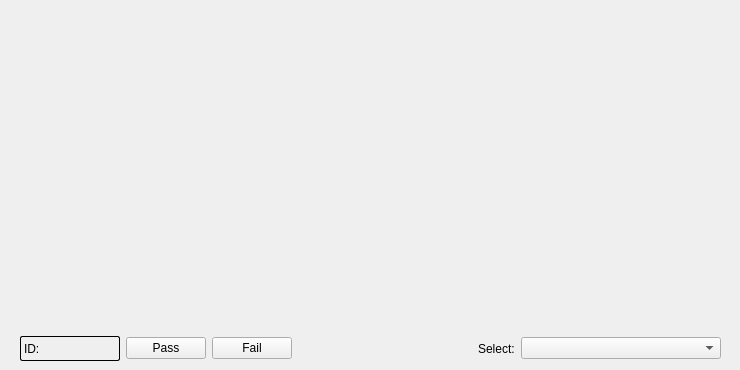
Above: src/aqtestview.ui from nlbtuyen/ConfigurationGCS before the change. Below: the same form after it.
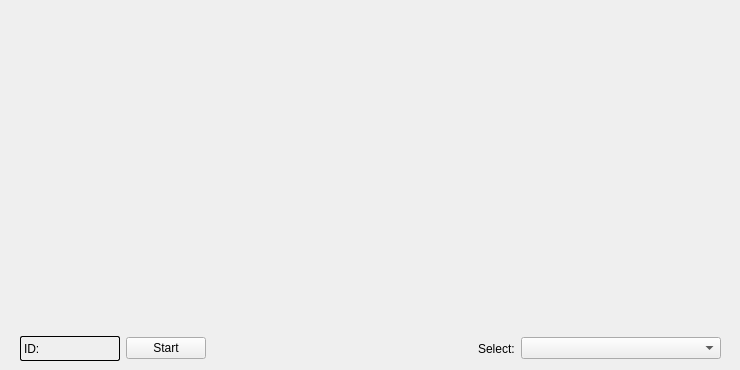
That is the form after the change.

What changed in the file:
```diff
--- a/src/aqtestview.ui
+++ b/src/aqtestview.ui
@@ -23,7 +23,7 @@
     </rect>
    </property>
   </widget>
-  <widget class="QWidget" name="">
+  <widget class="QWidget" name="layoutWidget">
    <property name="geometry">
     <rect>
      <x>20</x>
@@ -55,14 +55,7 @@
     <item>
      <widget class="QPushButton" name="btn_pass">
       <property name="text">
-       <string>Pass</string>
-      </property>
-     </widget>
-    </item>
-    <item>
-     <widget class="QPushButton" name="btn_fail">
-      <property name="text">
-       <string>Fail</string>
+       <string>Start</string>
       </property>
      </widget>
     </item>
```
Left out of the diff: 2 changed lines with no effect on the pictures.
